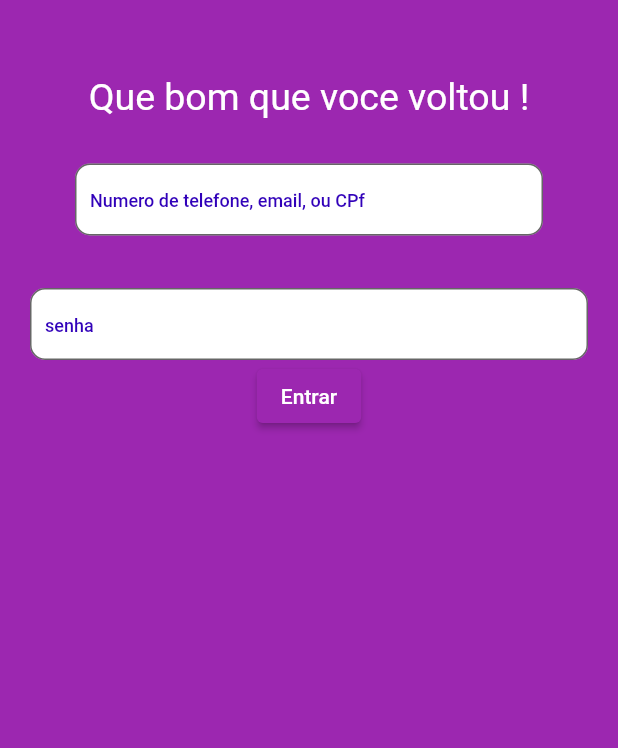
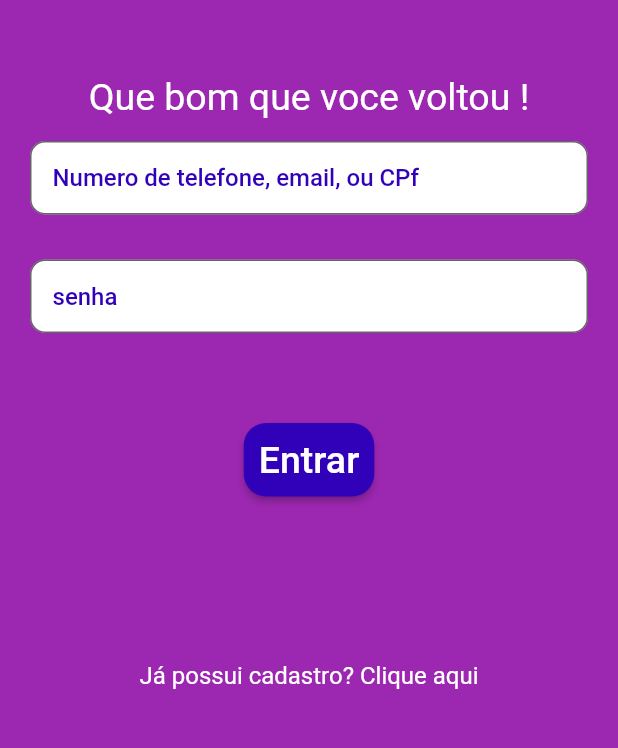
Before and after one commit to danirevito/app_todo, a Flutter app: the screen it shows after launch, on a phone screen of 412 x 824 dp, the part 435-1183 px from its top. Run offline on Flutter 3.47's test engine with Material 2 defaults, Android fonts, the phone set to English and light mode, and no system bars; Roboto replaces fonts that are missing (Montserrat-Bold).

Commit message:
mudancas natela login

```diff
--- a/lib/login_page.dart
+++ b/lib/login_page.dart
@@ -1,4 +1,5 @@
 import 'package:flutter/material.dart';
+import 'package:flutter/rendering.dart';
 
 class LoginPage extends StatefulWidget {
   const LoginPage({Key? key}) : super(key: key);
@@ -61,11 +62,11 @@ class _LoginPageState extends State<LoginPage> {
                 ),
               ),
               Padding(
-                padding: const EdgeInsets.only(top: 30),
+                padding: const EdgeInsets.only(top: 15),
                 child: Form(
                   key: _formkey,
                   child: Padding(
-                    padding: const EdgeInsets.only(left: 50, right: 50),
+                    padding: const EdgeInsets.only(left: 20, right: 20),
                     child: Column(
                       children: [
                         TextFormField(
@@ -78,7 +79,7 @@ class _LoginPageState extends State<LoginPage> {
                             return null;
                           },
                           decoration: const InputDecoration(
-                            contentPadding: EdgeInsets.all(10),
+                            contentPadding: EdgeInsets.all(15),
                             border: OutlineInputBorder(
                               borderRadius: BorderRadius.all(
                                 Radius.circular(10),
@@ -86,7 +87,7 @@ class _LoginPageState extends State<LoginPage> {
                             ),
                             hintText: 'Numero de telefone, email, ou CPf',
                             hintStyle: TextStyle(
-                              fontSize: 12,
+                              fontSize: 16,
                               fontWeight: FontWeight.w500,
                               color: Color(0xFF3101B9),
                             ),
@@ -102,12 +103,9 @@ class _LoginPageState extends State<LoginPage> {
               const SizedBox(
                 height: 15,
               ),
-
-
               Padding(
-                padding: const EdgeInsets.only(top: 20),
+                padding: const EdgeInsets.only(top: 15),
                 child: Form(
-
                   child: Padding(
                     padding: const EdgeInsets.only(left: 20, right: 20),
                     child: Column(
@@ -122,7 +120,7 @@ class _LoginPageState extends State<LoginPage> {
                             return null;
                           },
                           decoration: const InputDecoration(
-                            contentPadding: EdgeInsets.all(10),
+                            contentPadding: EdgeInsets.all(15),
                             border: OutlineInputBorder(
                               borderRadius: BorderRadius.all(
                                 Radius.circular(10),
@@ -130,7 +128,7 @@ class _LoginPageState extends State<LoginPage> {
                             ),
                             hintText: 'senha',
                             hintStyle: TextStyle(
-                              fontSize: 12,
+                              fontSize: 16,
                               fontWeight: FontWeight.w500,
                               color: Color(0xFF3101B9),
                             ),
@@ -146,105 +144,43 @@ class _LoginPageState extends State<LoginPage> {
             ],
           ),
           const Padding(
-            padding: const EdgeInsets.only(left: 100, right: 100),
+            padding: EdgeInsets.only(
+              top: 60,
             ),
-
-          ElevatedButton(
-            onPressed: () {
-            },
-            child: const Text('Entrar',style: TextStyle(),),
+          ),
+          Center(
+            child: ElevatedButton(
+              onPressed: () {},
+              style: ButtonStyle(
+                  backgroundColor: MaterialStateProperty.all(Color(0xFF3101B9)),
+                  padding: MaterialStateProperty.all(
+                    EdgeInsets.all(10),
+                  ),
+                  shape: MaterialStateProperty.all(
+                    RoundedRectangleBorder(
+                      borderRadius: BorderRadius.circular(15),
+                    ),
+                  )),
+              child: const Text(
+                'Entrar',
+                style: TextStyle(fontSize: 25),
+              ),
+            ),
+          ),
+          // ),
+          const Padding(
+            padding: EdgeInsets.all(40),
+          ),
+          SizedBox(height: 30),
+          const Text(
+            'Já possui cadastro? Clique aqui',
+            style: TextStyle(
+              color: Colors.white,
+              fontSize: 16,
+            ),
           ),
         ],
       ),
     );
   }
 }
-
-
-
-
-
-
-
-
-              // Center(
-              //   child: Container(
-              //     width: 300,
-              //     child: TextField(
-              //       decoration: InputDecoration(
-              //         filled: true,
-              //         fillColor: Color.fromARGB(250, 250, 250, 250),
-              //         border: OutlineInputBorder(
-              //           borderRadius: BorderRadius.circular(10),
-              //         ),
-              //         labelText: 'senha',
-              //       ),
-              //     ),
-              //   ),
-              // ),
-//             ],
-//           ),
-//         ],
-//       ),
-//     );
-//   }
-// }
-
-
-
-
-//               Padding(
-//                 padding: const EdgeInsets.only(top: 20),
-//                 child: Form(
-//                   key: _formkey,
-//                   child: Padding(
-//                     padding: const EdgeInsets.only(left: 20, right: 20),
-//                     child: Column(
-//                       children: [
-//                         TextFormField(
-//                           controller: _senhaControler,
-//                           validator: (value) {
-//                             _senhaControler.text = value!;
-//                             if (value.isEmpty) {
-//                               return 'Campo Obrigatòrio';
-//                             }
-//                             return null;
-//                           },
-//                           decoration: const InputDecoration(
-//                             contentPadding: EdgeInsets.all(10),
-//                             border: OutlineInputBorder(
-//                               borderRadius: BorderRadius.all(
-//                                 Radius.circular(10),
-//                               ),
-//                             ),
-//                             hintText: 'senha',
-//                             hintStyle: TextStyle(
-//                               fontSize: 12,
-//                               fontWeight: FontWeight.w500,
-//                               color: Color(0xFF3101B9),
-//                             ),
-//                             fillColor: Colors.white,
-//                             filled: true,
-//                           ),
-//                         ),
-//                       ],
-//                     ),
-//                   ),
-//                 ),
-//               ),
-//            ],
-//          ),
-//           const Padding(
-//             padding: const EdgeInsets.only(left: 100, right: 100),
-//           ),
-
-//           ElevatedButton(
-//             onPressed: () {
-//             },
-//             child: const Text('Entrar'style: TextStyle(),),
-//           ),
-//        ],
-//       ),
-//     );
-//   }
-// }
```
Lines whose indentation alone changed are shown as unchanged.
